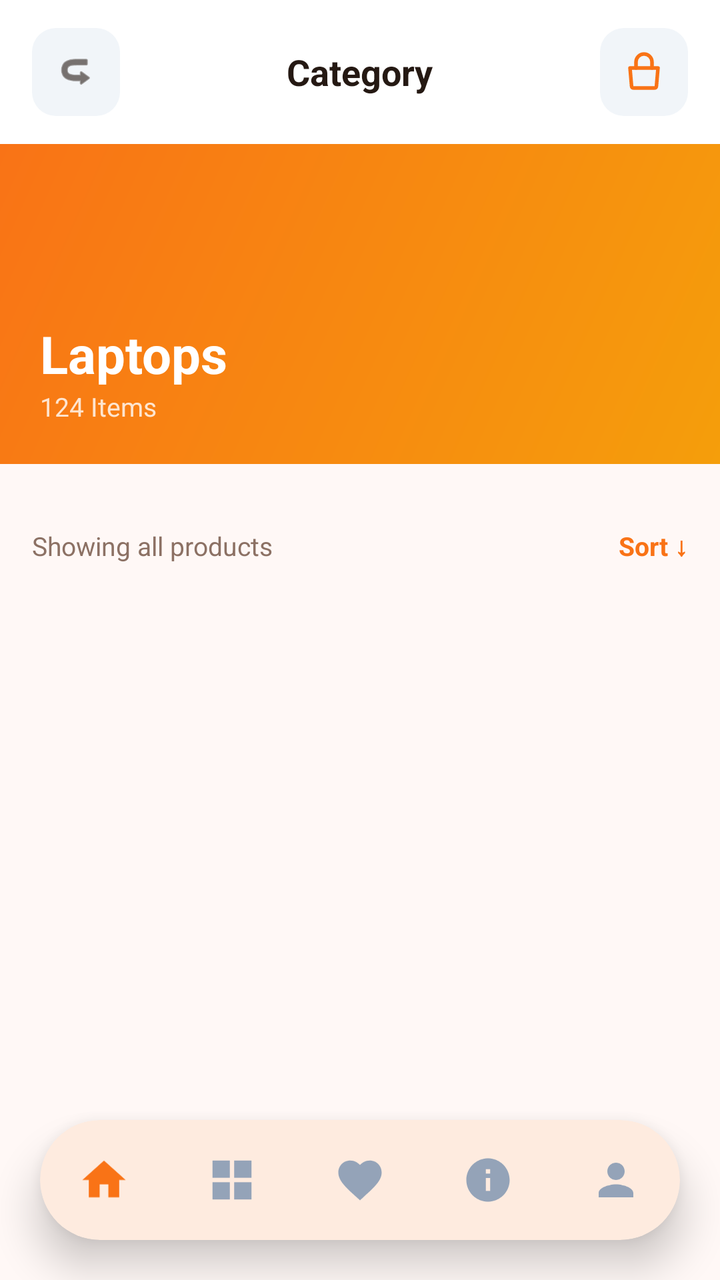
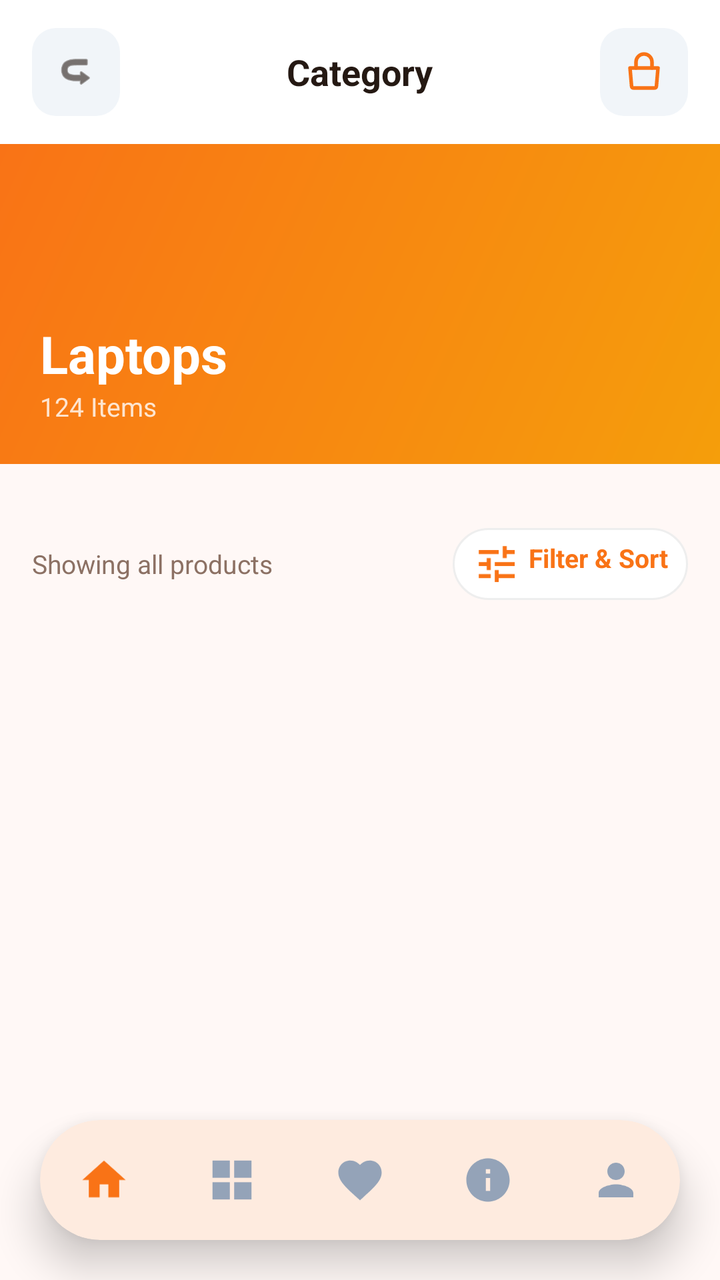

The first picture is an Android layout as it rendered before a commit; the second is the same layout after the commit. The layout source and the unified diff follow.
<!-- AndroidManifest.xml: application theme Theme.BeckieDealApp -->
<!-- res/layout/activity_category_detail.xml -->
<?xml version="1.0" encoding="utf-8"?>
<androidx.constraintlayout.widget.ConstraintLayout xmlns:android="http://schemas.android.com/apk/res/android"
    xmlns:app="http://schemas.android.com/apk/res-auto"
    xmlns:tools="http://schemas.android.com/tools"
    android:layout_width="match_parent"
    android:layout_height="match_parent"
    android:background="@color/background"
    android:fitsSystemWindows="true"
    tools:context=".CategoryDetailActivity">

    
    <com.google.android.material.appbar.MaterialToolbar
        android:id="@+id/topAppBar"
        android:layout_width="match_parent"
        android:layout_height="72dp"
        android:background="@color/surface"
        app:contentInsetStart="0dp"
        app:elevation="0dp"
        app:layout_constraintTop_toTopOf="parent">

        <RelativeLayout
            android:layout_width="match_parent"
            android:layout_height="match_parent"
            android:paddingHorizontal="16dp">

            
            <ImageView
                android:id="@+id/backButton"
                android:layout_width="44dp"
                android:layout_height="44dp"
                android:layout_alignParentStart="true"
                android:layout_centerVertical="true"
                android:background="@drawable/form_field_background"
                android:padding="12dp"
                android:src="@android:drawable/ic_menu_revert"
                android:rotation="180"
                app:tint="@color/text_primary" />

            
            <TextView
                android:id="@+id/categoryTitleText"
                android:layout_width="wrap_content"
                android:layout_height="wrap_content"
                android:layout_centerInParent="true"
                android:text="Category"
                android:textColor="@color/text_primary"
                android:textSize="18sp"
                android:textStyle="bold" />

            
            <RelativeLayout
                android:id="@+id/cartContainer"
                android:layout_width="44dp"
                android:layout_height="44dp"
                android:layout_alignParentEnd="true"
                android:layout_centerVertical="true"
                android:background="@drawable/form_field_background">

                <ImageView
                    android:id="@+id/cartIcon"
                    android:layout_width="24dp"
                    android:layout_height="24dp"
                    android:layout_centerInParent="true"
                    android:src="@drawable/ic_shopping_bag"
                    app:tint="@color/primary" />

                <TextView
                    android:id="@+id/cartBadge"
                    android:layout_width="18dp"
                    android:layout_height="18dp"
                    android:layout_alignParentEnd="true"
                    android:layout_alignParentTop="true"
                    android:background="@drawable/badge_pill"
                    android:backgroundTint="@color/red_error"
                    android:gravity="center"
                    android:text="0"
                    android:textColor="@color/white_fixed"
                    android:textSize="9sp"
                    android:textStyle="bold"
                    android:visibility="gone" />
            </RelativeLayout>

        </RelativeLayout>
    </com.google.android.material.appbar.MaterialToolbar>

    
    <androidx.core.widget.NestedScrollView
        android:layout_width="match_parent"
        android:layout_height="0dp"
        android:fillViewport="true"
        app:layout_constraintTop_toBottomOf="@id/topAppBar"
        app:layout_constraintBottom_toTopOf="@id/bottomNavigationContainer">

        <LinearLayout
            android:layout_width="match_parent"
            android:layout_height="wrap_content"
            android:orientation="vertical"
            android:paddingBottom="16dp">

            
            <FrameLayout
                android:layout_width="match_parent"
                android:layout_height="160dp">

                <ImageView
                    android:id="@+id/categoryHeroImage"
                    android:layout_width="match_parent"
                    android:layout_height="match_parent"
                    android:scaleType="centerCrop"
                    android:src="@drawable/placeholder_image" />

                
                <View
                    android:layout_width="match_parent"
                    android:layout_height="match_parent"
                    android:background="@drawable/hero_gradient" />

                
                <LinearLayout
                    android:layout_width="match_parent"
                    android:layout_height="wrap_content"
                    android:layout_gravity="bottom"
                    android:orientation="vertical"
                    android:padding="20dp">

                    <TextView
                        android:id="@+id/heroTitle"
                        android:layout_width="wrap_content"
                        android:layout_height="wrap_content"
                        android:text="Laptops"
                        android:textColor="@android:color/white"
                        android:textSize="26sp"
                        android:textStyle="bold" />

                    <TextView
                        android:id="@+id/heroSubtitle"
                        android:layout_width="wrap_content"
                        android:layout_height="wrap_content"
                        android:text="124 Items"
                        android:textColor="#CCFFFFFF"
                        android:textSize="13sp" />
                </LinearLayout>
            </FrameLayout>

            
            <HorizontalScrollView
                android:layout_width="match_parent"
                android:layout_height="wrap_content"
                android:scrollbars="none"
                android:paddingTop="16dp"
                android:paddingBottom="4dp">

                <LinearLayout
                    android:id="@+id/brandFilterContainer"
                    android:layout_width="wrap_content"
                    android:layout_height="wrap_content"
                    android:orientation="horizontal"
                    android:paddingStart="16dp"
                    android:paddingEnd="16dp" />
            </HorizontalScrollView>

            
            <LinearLayout
                android:layout_width="match_parent"
                android:layout_height="wrap_content"
                android:orientation="horizontal"
                android:gravity="center_vertical"
                android:paddingHorizontal="16dp"
                android:paddingTop="12dp"
                android:paddingBottom="4dp">

                <TextView
                    android:id="@+id/resultsLabel"
                    android:layout_width="0dp"
                    android:layout_height="wrap_content"
                    android:layout_weight="1"
                    android:text="Showing all products"
                    android:textColor="@color/text_secondary"
                    android:textSize="13sp" />

                <TextView
                    android:layout_width="wrap_content"
                    android:layout_height="wrap_content"
                    android:text="Sort ↓"
                    android:textColor="@color/primary"
                    android:textSize="13sp"
                    android:textStyle="bold" />
            </LinearLayout>

            
            <GridLayout
                android:id="@+id/detailProductsGrid"
                android:layout_width="match_parent"
                android:layout_height="wrap_content"
                android:layout_marginHorizontal="12dp"
                android:layout_marginTop="8dp"
                android:columnCount="2" />

        </LinearLayout>
    </androidx.core.widget.NestedScrollView>

    
    <com.google.android.material.card.MaterialCardView
        android:id="@+id/bottomNavigationContainer"
        android:layout_width="0dp"
        android:layout_height="wrap_content"
        android:layout_marginStart="20dp"
        android:layout_marginEnd="20dp"
        android:layout_marginBottom="20dp"
        app:cardCornerRadius="36dp"
        app:cardElevation="12dp"
        app:cardBackgroundColor="@color/surface"
        app:strokeWidth="0dp"
        app:layout_constraintBottom_toBottomOf="parent"
        app:layout_constraintStart_toStartOf="parent"
        app:layout_constraintEnd_toEndOf="parent">

        <com.google.android.material.bottomnavigation.BottomNavigationView
            android:id="@+id/bottomNavigation"
            android:layout_width="match_parent"
            android:layout_height="60dp"
            android:background="@android:color/transparent"
            app:backgroundTint="@android:color/transparent"
            app:elevation="0dp"
            app:labelVisibilityMode="unlabeled"
            app:itemIconSize="26dp"
            app:menu="@menu/bottom_nav_menu" />

    </com.google.android.material.card.MaterialCardView>

</androidx.constraintlayout.widget.ConstraintLayout>
<!-- resources referenced by this layout -->
<resources>
  <color name="background">#FFF8F6</color>
  <color name="primary">#F97316</color>
  <color name="red_error">#EF4444</color>
  <color name="surface">#FFFFFF</color>
  <color name="text_primary">#251913</color>
  <color name="text_secondary">#8C7164</color>
  <color name="white_fixed">#FFFFFF</color>
  <!-- drawable badge_pill (drawable) -->
  <?xml version="1.0" encoding="utf-8"?>
  <shape xmlns:android="http://schemas.android.com/apk/res/android">
      <solid android:color="#33FFFFFF" />
      <corners android:radius="4dp" />
  </shape>
  <!-- drawable form_field_background (drawable) -->
  <?xml version="1.0" encoding="utf-8"?>
  <shape xmlns:android="http://schemas.android.com/apk/res/android">
      <solid android:color="@color/input_background" />
      <corners android:radius="12dp" />
  </shape>
  <!-- drawable hero_gradient (drawable) -->
  <?xml version="1.0" encoding="utf-8"?>
  <shape xmlns:android="http://schemas.android.com/apk/res/android">
      <gradient
          android:angle="135"
          android:startColor="#F59E0B"
          android:endColor="#F97316"
          android:type="linear" />
  </shape>
  <style name="Theme.BeckieDealApp" parent="Base.Theme.BeckieDealApp" />
  <color name="input_background">#F1F5F9</color>
  <color name="on_primary">#FFFFFF</color>
  <color name="primary_container">#F97316</color>
  <color name="on_primary_container">#582200</color>
  <color name="on_surface">#251913</color>
  <style name="Widget.App.BottomNavigationView" parent="Widget.Material3.BottomNavigationView">
          <item name="itemIconSize">26dp</item>
          <item name="itemIconTint">@color/bottom_nav_color</item>
          <item name="itemTextColor">@color/bottom_nav_color</item>
          <item name="android:background">@android:color/transparent</item>
          <item name="backgroundTint">@android:color/transparent</item>
          <item name="labelVisibilityMode">unlabeled</item>
          <item name="itemActiveIndicatorStyle">@style/Widget.App.BottomNavigationView.ActiveIndicator</item>
      </style>
  <style name="Widget.App.BottomNavigationView.ActiveIndicator" parent="Widget.Material3.BottomNavigationView.ActiveIndicator">
          <item name="android:color">@color/badge_bg</item>
          <item name="android:width">48dp</item>
          <item name="android:height">36dp</item>
          <item name="shapeAppearance">@style/ShapeAppearance.App.BottomNavigationView.ActiveIndicator</item>
      </style>
  <color name="badge_bg">#FFF1EB</color>
  <style name="ShapeAppearance.App.BottomNavigationView.ActiveIndicator" parent="">
          <item name="cornerFamily">rounded</item>
          <item name="cornerSize">50%</item>
      </style>
  <!-- unchanged entries left out for length: 3 -->
</resources>

<!-- the commit's change to res/layout/activity_category_detail.xml (unified diff, before → after) -->
@@ -179,12 +179,20 @@
                     android:textSize="13sp" />
 
                 <TextView
+                    android:id="@+id/sortButton"
                     android:layout_width="wrap_content"
                     android:layout_height="wrap_content"
-                    android:text="Sort ↓"
+                    android:clickable="true"
+                    android:focusable="true"
+                    android:drawableStart="@drawable/ic_filter"
+                    android:drawablePadding="4dp"
+                    android:text="Filter &amp; Sort"
                     android:textColor="@color/primary"
                     android:textSize="13sp"
-                    android:textStyle="bold" />
+                    android:textStyle="bold"
+                    android:paddingHorizontal="10dp"
+                    android:paddingVertical="6dp"
+                    android:background="@drawable/chip_unselected" />
             </LinearLayout>
 
             
<!-- resource entries referenced after the edit -->
@@ -12,6 +12,14 @@
   <shape xmlns:android="http://schemas.android.com/apk/res/android">
       <solid android:color="#33FFFFFF" />
       <corners android:radius="4dp" />
+  </shape>
+  <!-- drawable chip_unselected (drawable) -->
+  <?xml version="1.0" encoding="utf-8"?>
+  <shape xmlns:android="http://schemas.android.com/apk/res/android"
+      android:shape="rectangle">
+      <solid android:color="#FFFFFF" />
+      <stroke android:width="1dp" android:color="#EEEEEE" />
+      <corners android:radius="20dp" />
   </shape>
   <!-- drawable form_field_background (drawable) -->
   <?xml version="1.0" encoding="utf-8"?>
@@ -28,6 +36,17 @@
           android:endColor="#F97316"
           android:type="linear" />
   </shape>
+  <!-- drawable ic_filter (drawable) -->
+  <vector xmlns:android="http://schemas.android.com/apk/res/android"
+      android:width="24dp"
+      android:height="24dp"
+      android:viewportWidth="24"
+      android:viewportHeight="24">
+      
+      <path
+          android:fillColor="#F97316"
+          android:pathData="M3,17v2h6v-2H3zM3,5v2h10V5H3zM13,21v-2h8v-2h-8v-2h-2v6h2zM7,9v2H3v2h4v2h2V9H7zM21,13v-2H11v2h10zM15,9h2V7h4V5h-4V3h-2v6z" />
+  </vector>
   <style name="Theme.BeckieDealApp" parent="Base.Theme.BeckieDealApp" />
   <color name="input_background">#F1F5F9</color>
   <color name="on_primary">#FFFFFF</color>
